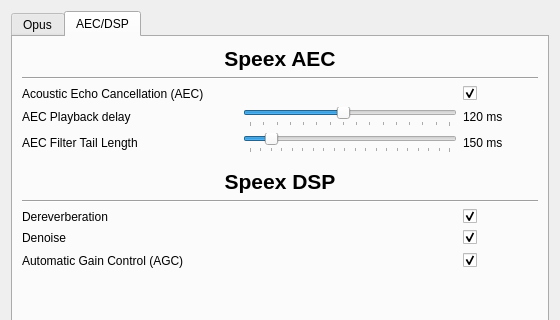
First picture: the form in ui/audiosettings.ui, repository ultravideo/uvgComm, before the edit; both pictures show x 0 to 560 and y 0 to 320 of the 560 by 640 pixel window.
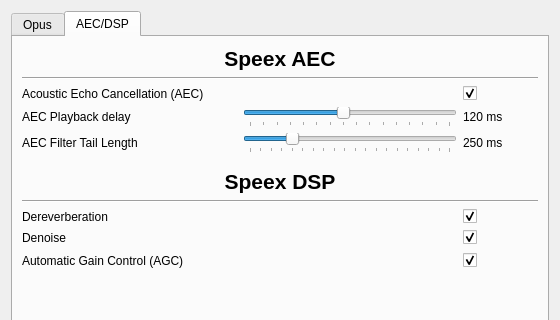
Second picture: the form after the edit. The open tabs and pages were chosen to show the change.

Commit message:
feature(Settings): Change default value of AEC filter length
The value of 250 ms is more likely to do something

```diff
--- a/ui/audiosettings.ui
+++ b/ui/audiosettings.ui
@@ -382,7 +382,7 @@
           </sizepolicy>
          </property>
          <property name="text">
-          <string>150 ms</string>
+          <string>250 ms</string>
          </property>
         </widget>
        </item>
@@ -507,7 +507,7 @@
           <number>100</number>
          </property>
          <property name="value">
-          <number>150</number>
+          <number>250</number>
          </property>
          <property name="orientation">
           <enum>Qt::Horizontal</enum>
```
